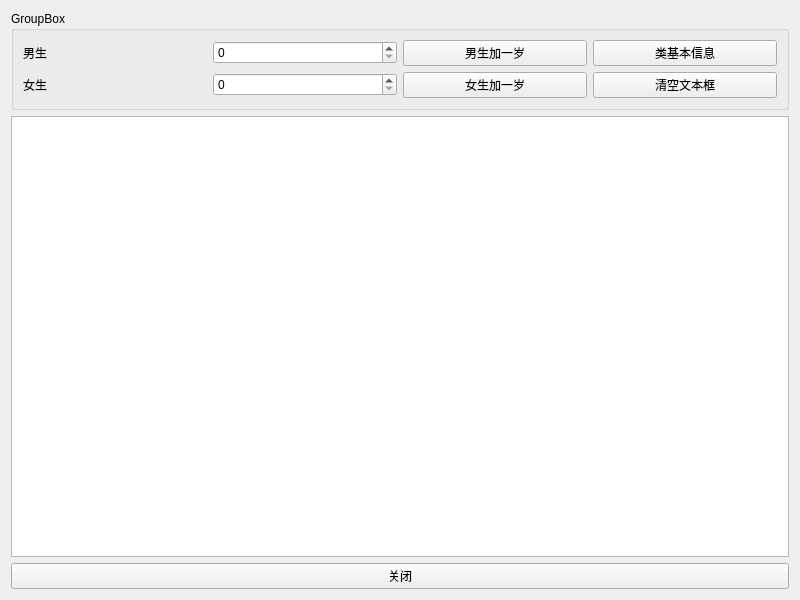
Before: the Qt Designer form person_01/widget.ui in fengjingyundong/Qt_MyProject, drawn with Qt 5.
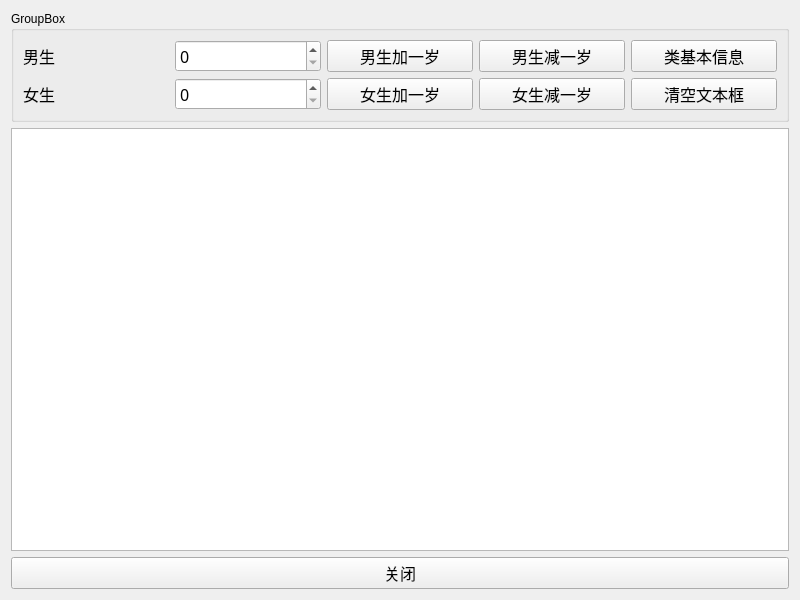
After: the same form once the commit is applied.

What changed in the file:
```diff
--- a/person_01/widget.ui
+++ b/person_01/widget.ui
@@ -20,51 +20,181 @@
       <string>GroupBox</string>
      </property>
      <layout class="QGridLayout" name="gridLayout">
+      <item row="1" column="4">
+       <widget class="QPushButton" name="btnClear">
+        <property name="minimumSize">
+         <size>
+          <width>100</width>
+          <height>30</height>
+         </size>
+        </property>
+        <property name="font">
+         <font>
+          <family>Microsoft YaHei</family>
+          <pointsize>12</pointsize>
+         </font>
+        </property>
+        <property name="text">
+         <string>清空文本框</string>
+        </property>
+       </widget>
+      </item>
+      <item row="1" column="2">
+       <widget class="QPushButton" name="btnGirlInc">
+        <property name="minimumSize">
+         <size>
+          <width>100</width>
+          <height>30</height>
+         </size>
+        </property>
+        <property name="font">
+         <font>
+          <family>Microsoft YaHei</family>
+          <pointsize>12</pointsize>
+         </font>
+        </property>
+        <property name="text">
+         <string>女生加一岁</string>
+        </property>
+       </widget>
+      </item>
+      <item row="1" column="0">
+       <widget class="QLabel" name="label_2">
+        <property name="font">
+         <font>
+          <family>Microsoft YaHei</family>
+          <pointsize>12</pointsize>
+         </font>
+        </property>
+        <property name="text">
+         <string>女生</string>
+        </property>
+       </widget>
+      </item>
       <item row="0" column="0">
        <widget class="QLabel" name="label">
+        <property name="font">
+         <font>
+          <family>Microsoft YaHei</family>
+          <pointsize>12</pointsize>
+         </font>
+        </property>
         <property name="text">
          <string>男生</string>
         </property>
        </widget>
       </item>
-      <item row="0" column="1">
-       <widget class="QSpinBox" name="spinBoxBoy"/>
+      <item row="1" column="1">
+       <widget class="QSpinBox" name="spinBoxGirl">
+        <property name="minimumSize">
+         <size>
+          <width>100</width>
+          <height>30</height>
+         </size>
+        </property>
+        <property name="font">
+         <font>
+          <family>Microsoft YaHei</family>
+          <pointsize>12</pointsize>
+         </font>
+        </property>
+        <property name="maximum">
+         <number>200</number>
+        </property>
+       </widget>
       </item>
       <item row="0" column="2">
        <widget class="QPushButton" name="btnBoyInc">
+        <property name="minimumSize">
+         <size>
+          <width>100</width>
+          <height>30</height>
+         </size>
+        </property>
+        <property name="font">
+         <font>
+          <family>Microsoft YaHei</family>
+          <pointsize>12</pointsize>
+         </font>
+        </property>
         <property name="text">
          <string>男生加一岁</string>
         </property>
        </widget>
       </item>
-      <item row="0" column="3">
-       <widget class="QPushButton" name="btnClass">
+      <item row="0" column="1">
+       <widget class="QSpinBox" name="spinBoxBoy">
+        <property name="minimumSize">
+         <size>
+          <width>100</width>
+          <height>30</height>
+         </size>
+        </property>
+        <property name="font">
+         <font>
+          <family>Microsoft YaHei</family>
+          <pointsize>12</pointsize>
+         </font>
+        </property>
+        <property name="maximum">
+         <number>200</number>
+        </property>
+       </widget>
+      </item>
+      <item row="0" column="4">
+       <widget class="QPushButton" name="btnClassInfo">
+        <property name="minimumSize">
+         <size>
+          <width>100</width>
+          <height>30</height>
+         </size>
+        </property>
+        <property name="font">
+         <font>
+          <family>Microsoft YaHei</family>
+          <pointsize>12</pointsize>
+         </font>
+        </property>
         <property name="text">
          <string>类基本信息</string>
         </property>
        </widget>
       </item>
-      <item row="1" column="0">
-       <widget class="QLabel" name="label_2">
-        <property name="text">
-         <string>女生</string>
+      <item row="0" column="3">
+       <widget class="QPushButton" name="btnBoyDec">
+        <property name="minimumSize">
+         <size>
+          <width>100</width>
+          <height>30</height>
+         </size>
         </property>
-       </widget>
-      </item>
-      <item row="1" column="1">
-       <widget class="QSpinBox" name="spinBoxGirl"/>
-      </item>
-      <item row="1" column="2">
-       <widget class="QPushButton" name="btnGirlInc">
+        <property name="font">
+         <font>
+          <family>Microsoft YaHei</family>
+          <pointsize>12</pointsize>
+         </font>
+        </property>
         <property name="text">
-         <string>女生加一岁</string>
+         <string>男生减一岁</string>
         </property>
        </widget>
       </item>
       <item row="1" column="3">
-       <widget class="QPushButton" name="btnClear">
+       <widget class="QPushButton" name="btnGirlDec">
+        <property name="minimumSize">
+         <size>
+          <width>100</width>
+          <height>30</height>
+         </size>
+        </property>
+        <property name="font">
+         <font>
+          <family>Microsoft YaHei</family>
+          <pointsize>12</pointsize>
+         </font>
+        </property>
         <property name="text">
-         <string>清空文本框</string>
+         <string>女生减一岁</string>
         </property>
        </widget>
       </item>
@@ -72,10 +202,29 @@
     </widget>
    </item>
    <item>
-    <widget class="QPlainTextEdit" name="plainTextEdit"/>
+    <widget class="QPlainTextEdit" name="plainTextEdit">
+     <property name="font">
+      <font>
+       <family>Microsoft YaHei</family>
+       <pointsize>12</pointsize>
+      </font>
+     </property>
+    </widget>
    </item>
    <item>
     <widget class="QPushButton" name="btnClose">
+     <property name="minimumSize">
+      <size>
+       <width>100</width>
+       <height>30</height>
+      </size>
+     </property>
+     <property name="font">
+      <font>
+       <family>Microsoft YaHei</family>
+       <pointsize>12</pointsize>
+      </font>
+     </property>
      <property name="text">
       <string>关闭</string>
      </property>
```
